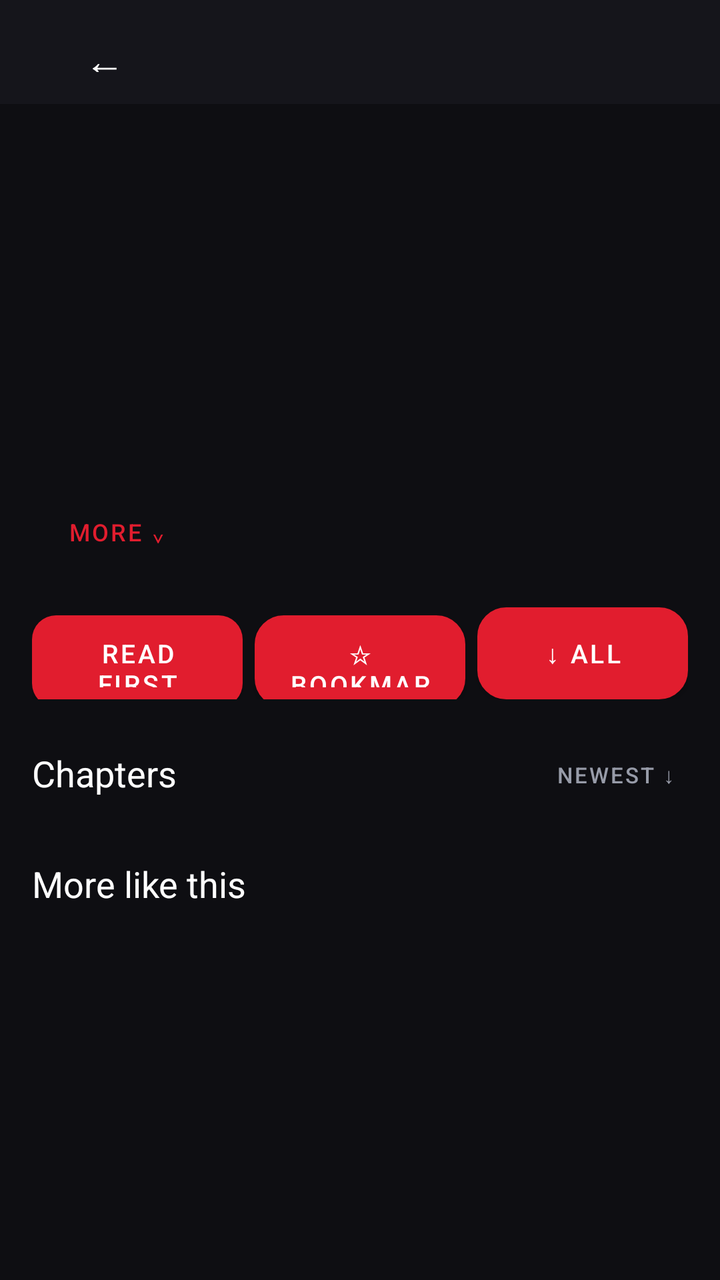
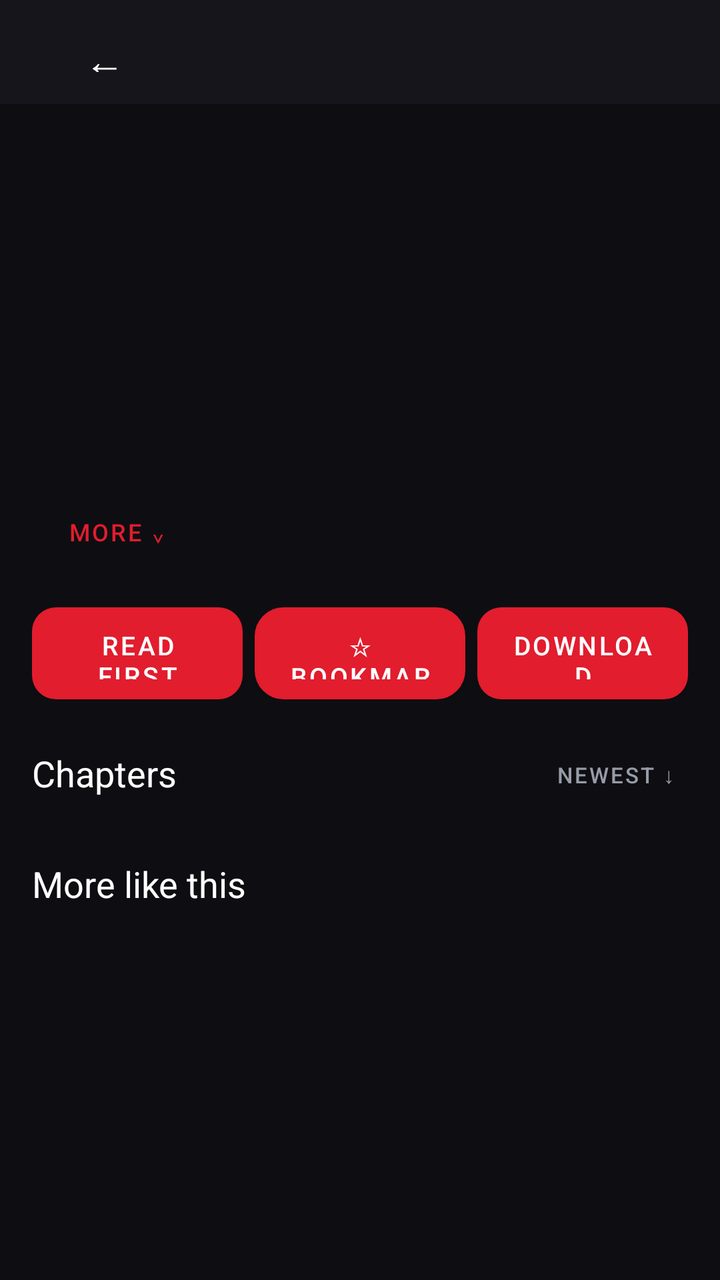

Before-and-after screenshots of an Android layout around one commit, followed by the original layout XML and the change that was made.
<!-- AndroidManifest.xml: application theme Theme.MyGhoulScans -->
<!-- res/layout/activity_comic_detail.xml -->
<?xml version="1.0" encoding="utf-8"?>
<LinearLayout xmlns:android="http://schemas.android.com/apk/res/android"
    android:orientation="vertical" android:layout_width="match_parent" android:layout_height="match_parent"
    android:background="@color/mgs_bg">

    <LinearLayout android:orientation="horizontal" android:layout_width="match_parent"
        android:layout_height="52dp" android:background="@color/mgs_panel" android:gravity="center_vertical"
        android:paddingStart="8dp" android:paddingEnd="8dp">
        <Button android:id="@+id/detailBack" android:layout_width="wrap_content" android:layout_height="40dp"
            android:text="←" android:textSize="20sp" android:textColor="@color/white"
            android:background="?android:attr/selectableItemBackground" />
        <TextView android:id="@+id/detailTopTitle" android:layout_width="0dp" android:layout_height="wrap_content"
            android:layout_weight="1" android:textColor="@color/white" android:textSize="16sp"
            android:maxLines="1" android:ellipsize="end" android:layout_marginStart="6dp" />
    </LinearLayout>

    <ScrollView android:layout_width="match_parent" android:layout_height="0dp" android:layout_weight="1">
        <LinearLayout android:orientation="vertical" android:layout_width="match_parent" android:layout_height="wrap_content"
            android:paddingBottom="16dp">

            <LinearLayout android:orientation="horizontal" android:layout_width="match_parent"
                android:layout_height="wrap_content" android:padding="16dp">
                <ImageView android:id="@+id/detailCover" android:layout_width="104dp" android:layout_height="144dp"
                    android:scaleType="centerCrop" android:contentDescription="Cover" />
                <LinearLayout android:orientation="vertical" android:layout_width="0dp" android:layout_height="wrap_content"
                    android:layout_weight="1" android:layout_marginStart="14dp">
                    <TextView android:id="@+id/detailTitle" android:layout_width="match_parent" android:layout_height="wrap_content"
                        android:textColor="@color/white" android:textSize="18sp" android:textStyle="bold"
                        android:maxLines="4" android:ellipsize="end" />
                    <TextView android:id="@+id/detailSource" android:layout_width="match_parent" android:layout_height="wrap_content"
                        android:textColor="@color/mgs_muted" android:textSize="12sp" android:layout_marginTop="4dp" />
                    <TextView android:id="@+id/detailCount" android:layout_width="match_parent" android:layout_height="wrap_content"
                        android:textColor="@color/mgs_accent" android:textSize="13sp" android:layout_marginTop="6dp" />
                    <TextView android:id="@+id/detailProgress" android:layout_width="match_parent" android:layout_height="wrap_content"
                        android:textColor="#FF2ECC71" android:textSize="12sp" android:layout_marginTop="4dp" />
                </LinearLayout>
            </LinearLayout>

            <TextView android:id="@+id/detailDesc" android:layout_width="match_parent" android:layout_height="wrap_content"
                android:textColor="#FFBBBBBB" android:textSize="13sp" android:paddingStart="16dp" android:paddingEnd="16dp"
                android:maxLines="3" android:ellipsize="end" />

            <Button android:id="@+id/detailMore" android:layout_width="wrap_content" android:layout_height="34dp"
                android:text="More ⌄" android:textSize="12sp" android:textColor="@color/mgs_accent"
                android:background="?android:attr/selectableItemBackground" android:layout_marginStart="14dp"
                android:layout_marginTop="2dp" android:paddingStart="4dp" android:paddingEnd="4dp" />

            <HorizontalScrollView android:layout_width="match_parent" android:layout_height="wrap_content"
                android:scrollbars="none" android:layout_marginTop="8dp">
                <LinearLayout android:id="@+id/detailGenres" android:orientation="horizontal"
                    android:layout_width="wrap_content" android:layout_height="wrap_content"
                    android:paddingStart="14dp" android:paddingEnd="14dp" />
            </HorizontalScrollView>

            <LinearLayout android:orientation="horizontal" android:layout_width="match_parent"
                android:layout_height="wrap_content" android:layout_marginTop="14dp" android:paddingStart="16dp" android:paddingEnd="16dp">
                <Button android:id="@+id/detailRead" android:layout_width="0dp" android:layout_weight="1"
                    android:layout_height="46dp" android:text="Read first" android:textSize="13sp"
                    android:textColor="@color/white" android:background="@drawable/mgs_accent_button" />
                <Button android:id="@+id/detailBookmark" android:layout_width="0dp" android:layout_weight="1"
                    android:layout_height="46dp" android:text="☆ Bookmark" android:textSize="13sp"
                    android:textColor="@color/white" android:background="@drawable/mgs_card"
                    android:layout_marginStart="6dp" />
                <Button android:id="@+id/detailDownloadAll" android:layout_width="0dp" android:layout_weight="1"
                    android:layout_height="46dp" android:text="↓ All" android:textSize="13sp"
                    android:textColor="@color/white" android:background="@drawable/mgs_card"
                    android:layout_marginStart="6dp" />
            </LinearLayout>

            <LinearLayout android:orientation="horizontal" android:layout_width="match_parent"
                android:layout_height="wrap_content" android:gravity="center_vertical"
                android:layout_marginTop="20dp" android:paddingStart="16dp" android:paddingEnd="8dp" android:paddingBottom="8dp">
                <TextView android:id="@+id/chapterHead" android:layout_width="0dp" android:layout_height="wrap_content"
                    android:layout_weight="1" android:text="Chapters" android:textColor="@color/white" android:textSize="18sp" />
                <Button android:id="@+id/chapterSort" android:layout_width="wrap_content" android:layout_height="34dp"
                    android:text="Newest ↓" android:textSize="11sp" android:textColor="@color/mgs_muted"
                    android:background="?android:attr/selectableItemBackground" android:paddingStart="6dp" android:paddingEnd="6dp" />
            </LinearLayout>
            <LinearLayout android:id="@+id/chapterList" android:orientation="vertical"
                android:layout_width="match_parent" android:layout_height="wrap_content" android:paddingStart="12dp" android:paddingEnd="12dp" />
            <Button android:id="@+id/chapterShowAll" android:layout_width="match_parent" android:layout_height="40dp"
                android:text="Show All Chapters ⌄" android:textSize="13sp" android:textColor="@color/mgs_accent"
                android:background="@drawable/mgs_card" android:layout_marginStart="12dp" android:layout_marginEnd="12dp"
                android:layout_marginTop="6dp" android:visibility="gone" android:layout_marginBottom="10dp" />

            <TextView android:text="More like this" android:textColor="@color/white" android:textSize="18sp"
                android:layout_width="match_parent" android:layout_height="wrap_content"
                android:paddingStart="16dp" android:paddingTop="18dp" android:paddingBottom="6dp" />
            <HorizontalScrollView android:layout_width="match_parent" android:layout_height="wrap_content"
                android:scrollbars="none" android:paddingStart="6dp" android:paddingEnd="6dp">
                <LinearLayout android:id="@+id/detailRecs" android:orientation="horizontal"
                    android:layout_width="wrap_content" android:layout_height="wrap_content" />
            </HorizontalScrollView>
            <View android:layout_width="match_parent" android:layout_height="14dp" />
        </LinearLayout>
    </ScrollView>
</LinearLayout>
<!-- resources referenced by this layout -->
<resources>
  <color name="mgs_accent">#FFE11D2E</color>
  <color name="mgs_bg">#FF0E0E12</color>
  <color name="mgs_muted">#FF979BA8</color>
  <color name="mgs_panel">#FF15151B</color>
  <color name="white">#FFFFFFFF</color>
  <!-- drawable mgs_accent_button (drawable) -->
  <?xml version="1.0" encoding="utf-8"?>
  <shape xmlns:android="http://schemas.android.com/apk/res/android" android:shape="rectangle">
      <solid android:color="#FFE11D2E" />
      <corners android:radius="12dp" />
  </shape>
  <!-- drawable mgs_card (drawable) -->
  <?xml version="1.0" encoding="utf-8"?>
  <shape xmlns:android="http://schemas.android.com/apk/res/android" android:shape="rectangle">
      <solid android:color="#FF1C1C24" />
      <corners android:radius="14dp" />
      <stroke android:width="1dp" android:color="#FF2A2A34" />
  </shape>
  <style name="Theme.MyGhoulScans" parent="Theme.MaterialComponents.DayNight.NoActionBar">
          
          <item name="colorPrimary">@color/mgs_accent</item>
          <item name="colorPrimaryVariant">@color/mgs_accent</item>
          <item name="colorOnPrimary">@color/white</item>
          
          <item name="colorSecondary">@color/mgs_accent</item>
          <item name="colorSecondaryVariant">@color/mgs_accent</item>
          <item name="colorOnSecondary">@color/white</item>
          
          <item name="android:statusBarColor">@color/mgs_bg</item>
          <item name="android:windowBackground">@color/mgs_bg</item>
          <item name="android:textColorPrimary">@color/white</item>
          
      </style>
</resources>

<!-- the commit's change to res/layout/activity_comic_detail.xml (unified diff, before → after) -->
@@ -62,8 +62,8 @@
                     android:textColor="@color/white" android:background="@drawable/mgs_card"
                     android:layout_marginStart="6dp" />
                 <Button android:id="@+id/detailDownloadAll" android:layout_width="0dp" android:layout_weight="1"
-                    android:layout_height="46dp" android:text="↓ All" android:textSize="13sp"
-                    android:textColor="@color/white" android:background="@drawable/mgs_card"
+                    android:layout_height="46dp" android:text="Download" android:textSize="13sp"
+                    android:textColor="@color/white" android:background="@drawable/mgs_accent_button"
                     android:layout_marginStart="6dp" />
             </LinearLayout>
 
